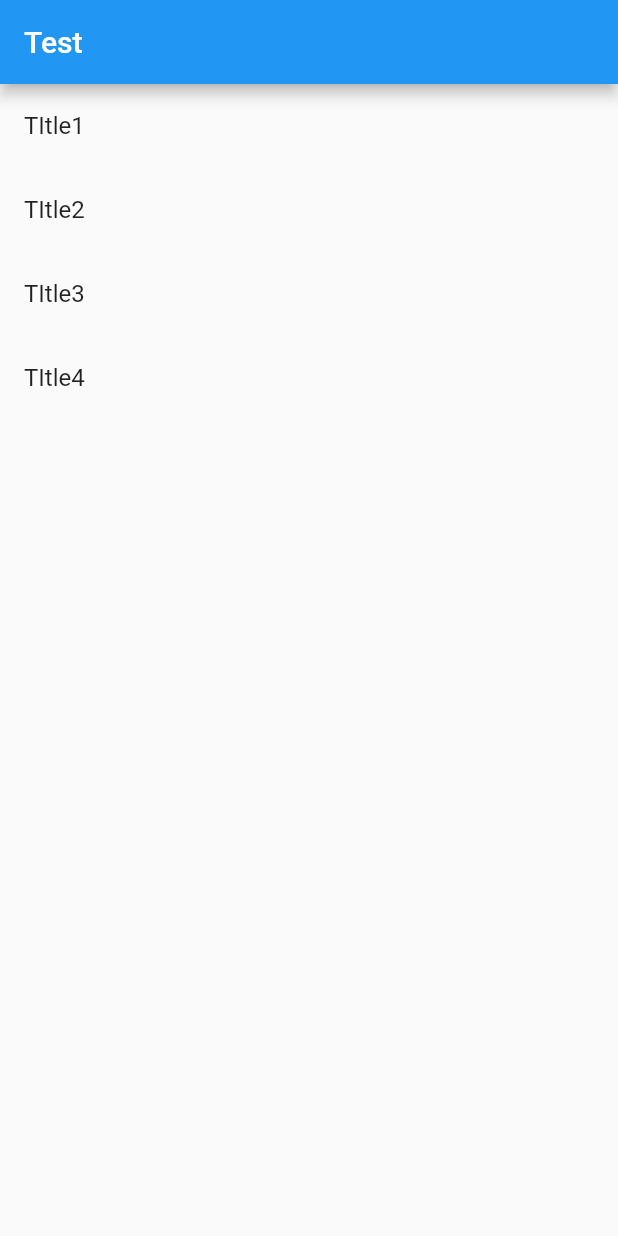
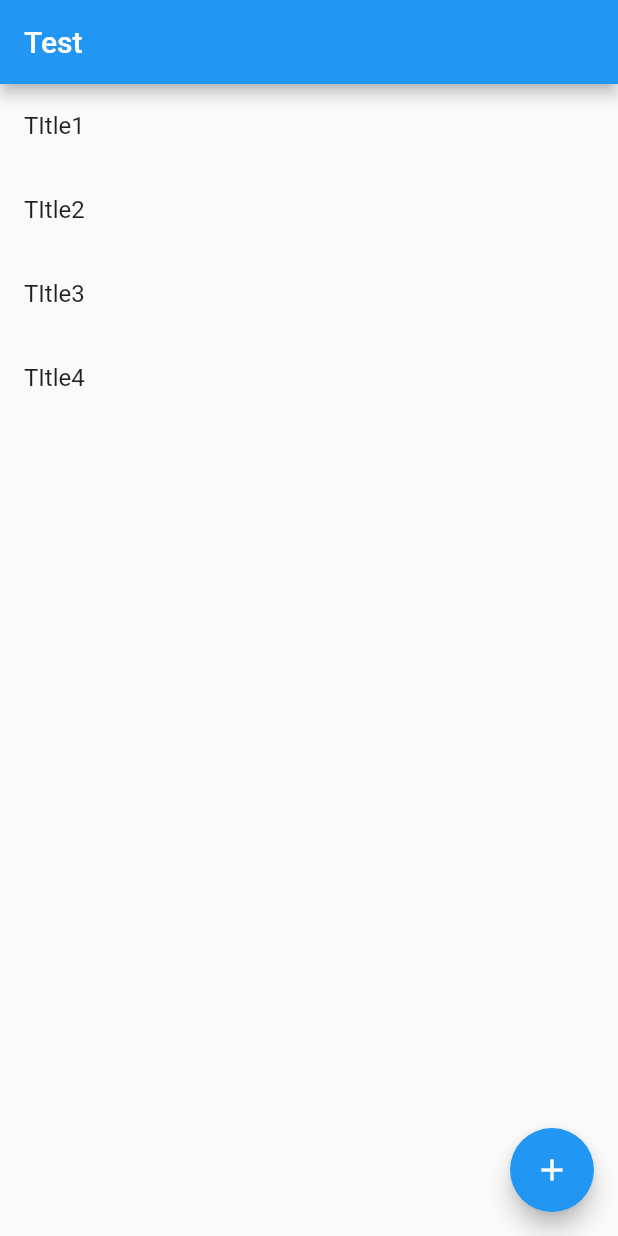
Before and after one commit to InfiniteVerma/app_rec_task, a Flutter app: the screen it shows after launch, on a phone screen of 412 x 824 dp. Run offline on Flutter 3.47's test engine with Material 2 defaults, Android fonts, the phone set to English and light mode, and no system bars.

Commit message:
refactor code and add button to insert page

```diff
--- a/app/lib/main.dart
+++ b/app/lib/main.dart
@@ -1,3 +1,4 @@
+import 'package:app_rec_task/screens/insertEquipment.dart';
 import 'package:app_rec_task/screens/listEquipment.dart';
 import 'package:flutter/material.dart';
 
@@ -13,11 +14,33 @@ class MyApp extends StatelessWidget {
       theme: ThemeData(
         primarySwatch: Colors.blue,
       ),
-      home: Scaffold(
-          appBar: AppBar(
-            title: Text('Test'),
-          ),
-          body: EquipmentList()),
+      home: HomePage(),
     );
   }
 }
+
+class HomePage extends StatelessWidget {
+  const HomePage({
+    Key key,
+  }) : super(key: key);
+
+  @override
+  Widget build(BuildContext context) {
+    return Scaffold(
+      appBar: AppBar(
+        title: Text('Test'),
+      ),
+      body: EquipmentList(),
+      floatingActionButton: FloatingActionButton(
+        onPressed: () {
+          // Add your onPressed code here!
+          print("Insert button pressed");
+          Navigator.push(context,
+              MaterialPageRoute(builder: (context) => InsertEquipment()));
+        },
+        child: const Icon(Icons.add),
+        backgroundColor: Colors.blue,
+      ),
+    );
+  }
+}
```
